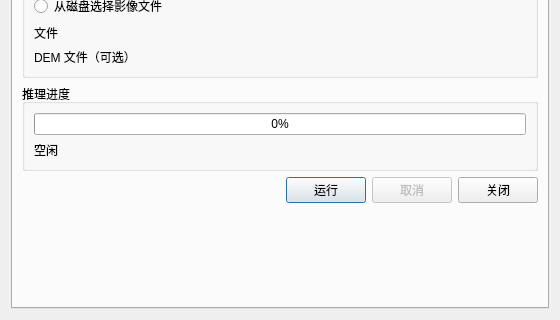
Old version of the form land_cover_classification/land_cover_classification_dialog_base.ui in the repository ZDongFan/semantic_segmentation; both pictures show x 0 to 560 and y 290 to 610 of the 560 by 610 pixel window.
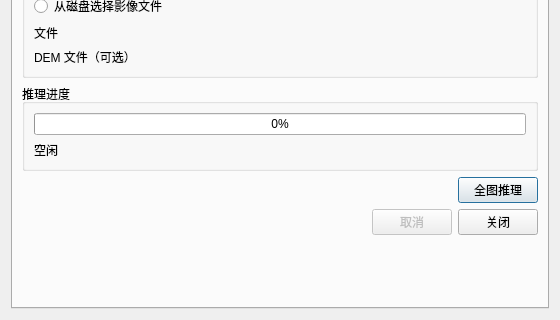
New version of the form. Custom widgets are drawn as their Qt base class.

Commit message: 1.将推理相关按钮都转移到推理页签中 2.修复crop_data.filled(np.nan)中uint8 无法表示 NaN的问题

```diff
--- a/land_cover_classification/land_cover_classification_dialog_base.ui
+++ b/land_cover_classification/land_cover_classification_dialog_base.ui
@@ -260,9 +260,26 @@
          <item>
           <widget class="QPushButton" name="runBtn">
            <property name="text">
-            <string>运行</string>
+            <string>全图推理</string>
            </property>
           </widget>
+         </item>
+        </layout>
+       </item>
+       <item>
+        <layout class="QHBoxLayout" name="inferenceControlButtonsLayout">
+         <item>
+          <spacer name="inferenceControlButtonsSpacer">
+           <property name="orientation">
+            <enum>Qt::Horizontal</enum>
+           </property>
+           <property name="sizeHint" stdset="0">
+            <size>
+             <width>40</width>
+             <height>20</height>
+            </size>
+           </property>
+          </spacer>
          </item>
          <item>
           <widget class="QPushButton" name="cancelBtn">
```
The commit also changes 2 other files.
